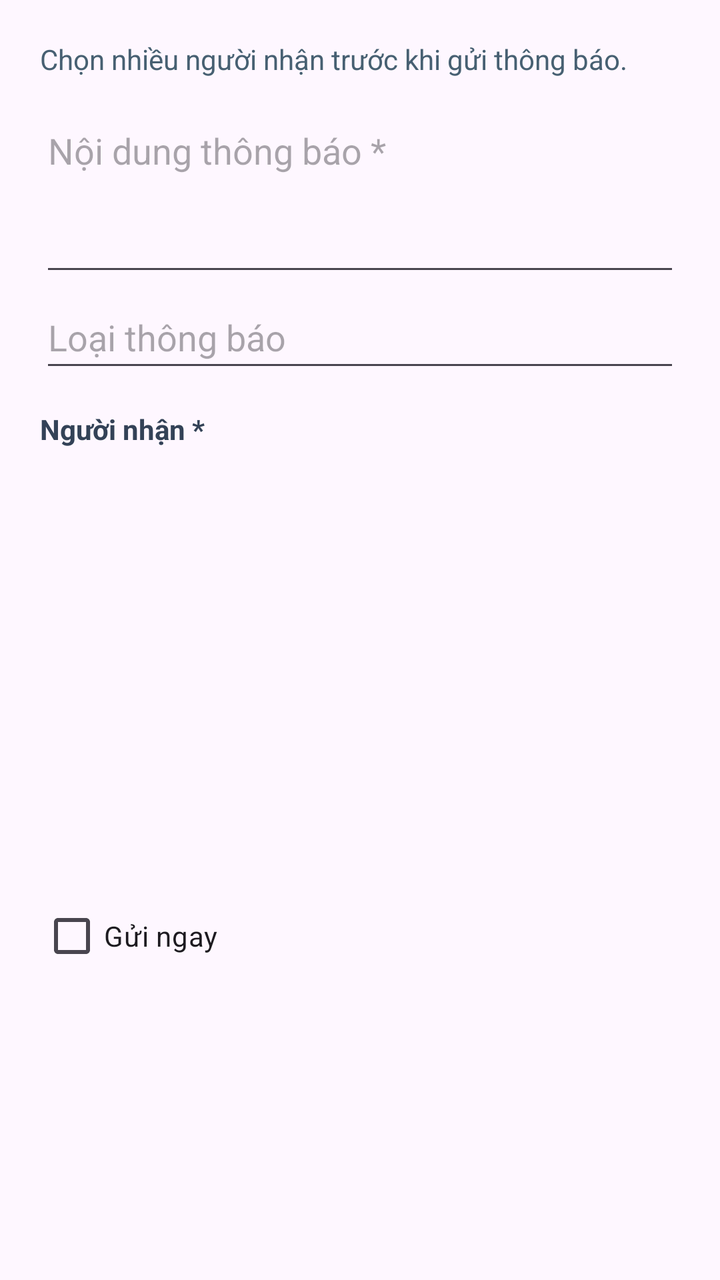
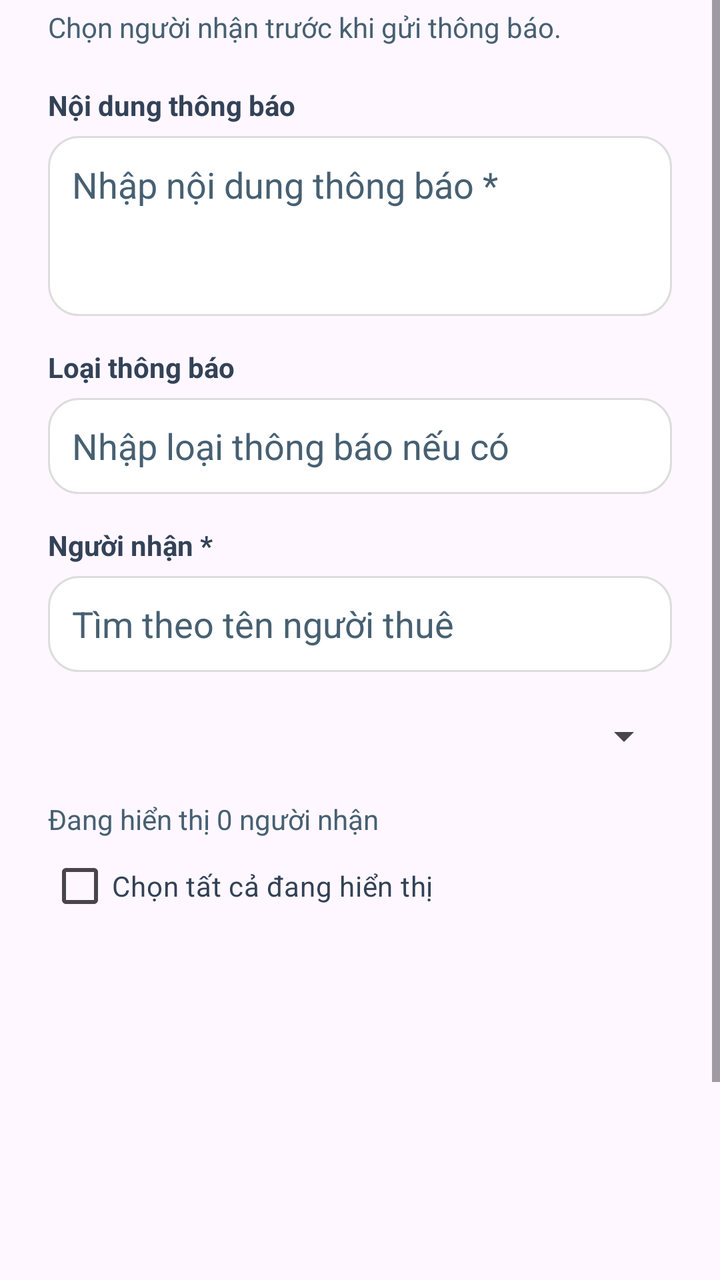

Before-and-after screenshots of an Android layout around one commit, followed by the original layout XML and the change that was made.
<!-- AndroidManifest.xml: application theme Theme.Rentaly_Management -->
<!-- res/layout/dialog_create_announcement.xml -->
<?xml version="1.0" encoding="utf-8"?>
<ScrollView xmlns:android="http://schemas.android.com/apk/res/android" android:layout_width="match_parent" android:layout_height="wrap_content"><LinearLayout android:layout_width="match_parent" android:layout_height="wrap_content" android:orientation="vertical" android:padding="20dp"><TextView android:layout_width="match_parent" android:layout_height="wrap_content" android:text="Chọn nhiều người nhận trước khi gửi thông báo." android:textColor="@color/secondary"/><EditText android:id="@+id/announcement_form_content" android:layout_width="match_parent" android:layout_height="wrap_content" android:layout_marginTop="14dp" android:gravity="top" android:hint="Nội dung thông báo *" android:minHeight="90dp"/><EditText android:id="@+id/announcement_form_type" android:layout_width="match_parent" android:layout_height="wrap_content" android:hint="Loại thông báo" android:minHeight="48dp"/><TextView android:layout_width="match_parent" android:layout_height="wrap_content" android:layout_marginTop="14dp" android:text="Người nhận *" android:textColor="@color/dark_navy" android:textStyle="bold"/><ListView android:id="@+id/announcement_form_recipients" android:layout_width="match_parent" android:layout_height="220dp" android:choiceMode="multipleChoice"/><CheckBox android:id="@+id/announcement_form_send" android:layout_width="match_parent" android:layout_height="wrap_content" android:text="Gửi ngay"/></LinearLayout></ScrollView>
<!-- resources referenced by this layout -->
<resources>
  <color name="dark_navy">#334257</color>
  <color name="secondary">#476072</color>
  <style name="Theme.Rentaly_Management" parent="Base.Theme.Rentaly_Management" />
  <style name="Base.Theme.Rentaly_Management" parent="Theme.Material3.DayNight.NoActionBar">
          
          
      </style>
</resources>

<!-- the commit's change to res/layout/dialog_create_announcement.xml (unified diff, before → after) -->
@@ -1,2 +1,133 @@
 <?xml version="1.0" encoding="utf-8"?>
-<ScrollView xmlns:android="http://schemas.android.com/apk/res/android" android:layout_width="match_parent" android:layout_height="wrap_content"><LinearLayout android:layout_width="match_parent" android:layout_height="wrap_content" android:orientation="vertical" android:padding="20dp"><TextView android:layout_width="match_parent" android:layout_height="wrap_content" android:text="Chọn nhiều người nhận trước khi gửi thông báo." android:textColor="@color/secondary"/><EditText android:id="@+id/announcement_form_content" android:layout_width="match_parent" android:layout_height="wrap_content" android:layout_marginTop="14dp" android:gravity="top" android:hint="Nội dung thông báo *" android:minHeight="90dp"/><EditText android:id="@+id/announcement_form_type" android:layout_width="match_parent" android:layout_height="wrap_content" android:hint="Loại thông báo" android:minHeight="48dp"/><TextView android:layout_width="match_parent" android:layout_height="wrap_content" android:layout_marginTop="14dp" android:text="Người nhận *" android:textColor="@color/dark_navy" android:textStyle="bold"/><ListView android:id="@+id/announcement_form_recipients" android:layout_width="match_parent" android:layout_height="220dp" android:choiceMode="multipleChoice"/><CheckBox android:id="@+id/announcement_form_send" android:layout_width="match_parent" android:layout_height="wrap_content" android:text="Gửi ngay"/></LinearLayout></ScrollView>
+<ScrollView xmlns:android="http://schemas.android.com/apk/res/android"
+    android:layout_width="match_parent"
+    android:layout_height="wrap_content"
+    android:fillViewport="true">
+
+    <LinearLayout
+        android:layout_width="match_parent"
+        android:layout_height="wrap_content"
+        android:orientation="vertical"
+        android:paddingStart="24dp"
+        android:paddingTop="4dp"
+        android:paddingEnd="24dp"
+        android:paddingBottom="8dp">
+
+        <TextView
+            android:layout_width="match_parent"
+            android:layout_height="wrap_content"
+            android:text="Chọn người nhận trước khi gửi thông báo."
+            android:textColor="@color/secondary"
+            android:textSize="14sp" />
+
+        <TextView
+            android:layout_width="match_parent"
+            android:layout_height="wrap_content"
+            android:layout_marginTop="20dp"
+            android:text="Nội dung thông báo"
+            android:textColor="@color/dark_navy"
+            android:textSize="14sp"
+            android:textStyle="bold" />
+
+        <EditText
+            android:id="@+id/announcement_form_content"
+            android:layout_width="match_parent"
+            android:layout_height="wrap_content"
+            android:layout_marginTop="6dp"
+            android:background="@drawable/edittext_background"
+            android:gravity="top"
+            android:hint="Nhập nội dung thông báo *"
+            android:inputType="textCapSentences|textMultiLine"
+            android:minHeight="90dp"
+            android:padding="12dp"
+            android:textColor="@color/dark_navy"
+            android:textColorHint="@color/secondary" />
+
+        <TextView
+            android:layout_width="match_parent"
+            android:layout_height="wrap_content"
+            android:layout_marginTop="16dp"
+            android:text="Loại thông báo"
+            android:textColor="@color/dark_navy"
+            android:textSize="14sp"
+            android:textStyle="bold" />
+
+        <EditText
+            android:id="@+id/announcement_form_type"
+            android:layout_width="match_parent"
+            android:layout_height="wrap_content"
+            android:layout_marginTop="6dp"
+            android:background="@drawable/edittext_background"
+            android:hint="Nhập loại thông báo nếu có"
+            android:inputType="textCapSentences"
+            android:minHeight="48dp"
+            android:paddingStart="12dp"
+            android:paddingEnd="12dp"
+            android:singleLine="true"
+            android:textColor="@color/dark_navy"
+            android:textColorHint="@color/secondary" />
+
+        <TextView
+            android:layout_width="match_parent"
+            android:layout_height="wrap_content"
+            android:layout_marginTop="16dp"
+            android:text="Người nhận *"
+            android:textColor="@color/dark_navy"
+            android:textSize="14sp"
+            android:textStyle="bold" />
+
+        <EditText
+            android:id="@+id/announcement_form_search"
+            android:layout_width="match_parent"
+            android:layout_height="wrap_content"
+            android:layout_marginTop="6dp"
+            android:background="@drawable/edittext_background"
+            android:hint="Tìm theo tên người thuê"
+            android:inputType="text"
+            android:minHeight="48dp"
+            android:paddingStart="12dp"
+            android:paddingEnd="12dp"
+            android:singleLine="true"
+            android:textColor="@color/dark_navy"
+            android:textColorHint="@color/secondary" />
+
+        <Spinner
+            android:id="@+id/announcement_form_room"
+            android:layout_width="match_parent"
+            android:layout_height="48dp"
+            android:layout_marginTop="8dp" />
+
+        <TextView
+            android:id="@+id/announcement_form_recipient_count"
+            android:layout_width="match_parent"
+            android:layout_height="wrap_content"
+            android:layout_marginTop="8dp"
+            android:text="Đang hiển thị 0 người nhận"
+            android:textColor="@color/secondary"
+            android:textSize="14sp" />
+
+        <CheckBox
+            android:id="@+id/announcement_form_select_all"
+            android:layout_width="match_parent"
+            android:layout_height="48dp"
+            android:text="Chọn tất cả đang hiển thị"
+            android:textColor="@color/dark_navy" />
+
+        <ListView
+            android:id="@+id/announcement_form_recipients"
+            android:layout_width="match_parent"
+            android:layout_height="220dp"
+            android:layout_marginTop="6dp"
+            android:choiceMode="multipleChoice"
+            android:divider="@color/background"
+            android:dividerHeight="1dp" />
+
+        <CheckBox
+            android:id="@+id/announcement_form_send"
+            android:layout_width="match_parent"
+            android:layout_height="48dp"
+            android:layout_marginTop="8dp"
+            android:text="Gửi ngay"
+            android:textColor="@color/dark_navy" />
+    </LinearLayout>
+</ScrollView>
<!-- resource entries referenced after the edit -->
@@ -1,8 +1,24 @@
 <!-- resources referenced by this layout -->
 <resources>
+  <color name="background">#EEEEEE</color>
   <color name="dark_navy">#334257</color>
   <color name="secondary">#476072</color>
+  <!-- drawable edittext_background (drawable) -->
+  <?xml version="1.0" encoding="utf-8"?>
+  <shape xmlns:android="http://schemas.android.com/apk/res/android"
+      android:shape="rectangle">
+  
+      <solid android:color="@color/white" />
+  
+      <stroke
+          android:width="1dp"
+          android:color="#DDDDDD" />
+  
+      <corners android:radius="15dp" />
+  
+  </shape>
   <style name="Theme.Rentaly_Management" parent="Base.Theme.Rentaly_Management" />
+  <color name="white">#FFFFFFFF</color>
   <style name="Base.Theme.Rentaly_Management" parent="Theme.Material3.DayNight.NoActionBar">
           
           
